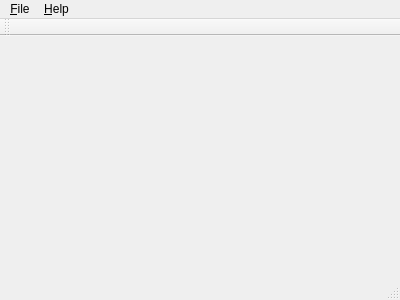
Above: proj/src/MainWindow.ui from germix/minecraft-explorer before the change. Below: the same form after it.
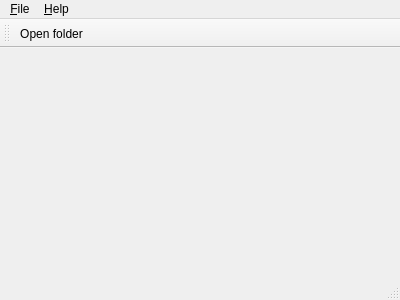
That is the form after the change. Icons and pictures are not drawn.

```diff
--- a/proj/src/MainWindow.ui
+++ b/proj/src/MainWindow.ui
@@ -45,6 +45,7 @@
    <attribute name="toolBarBreak">
     <bool>false</bool>
    </attribute>
+   <addaction name="actionFileOpenFolder"/>
   </widget>
   <widget class="QStatusBar" name="statusBar"/>
   <action name="actionHelpAbout">
@@ -65,6 +66,15 @@
     <string>&amp;Exit</string>
    </property>
   </action>
+  <action name="actionFileOpenFolder">
+   <property name="icon">
+    <iconset resource="../res/resource.qrc">
+     <normaloff>:/images/file-open.png</normaloff>:/images/file-open.png</iconset>
+   </property>
+   <property name="text">
+    <string>&amp;Open folder</string>
+   </property>
+  </action>
  </widget>
  <layoutdefault spacing="6" margin="11"/>
  <resources>
```
Left out of the diff: 18 changed lines with no effect on the pictures.
